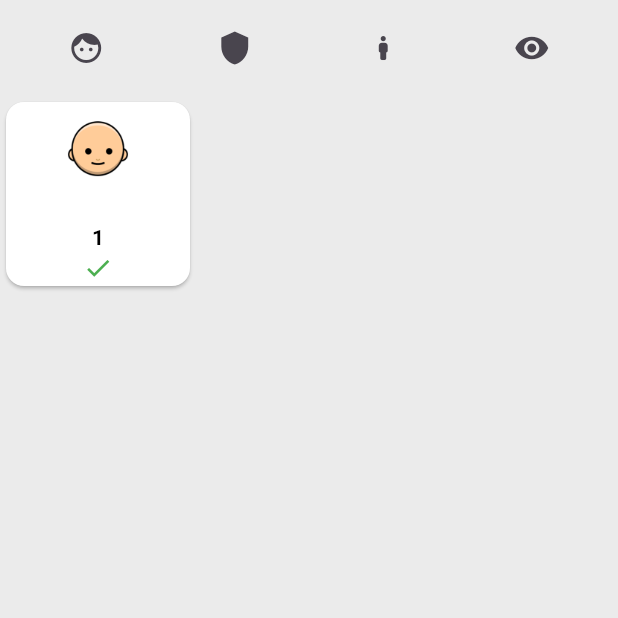
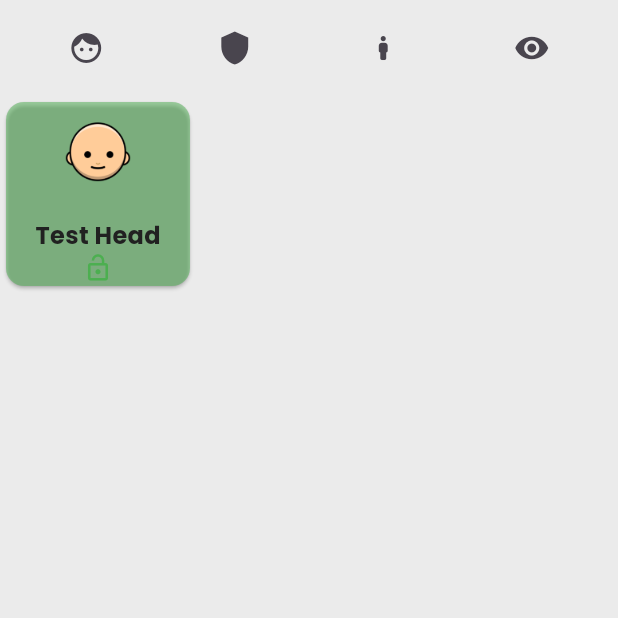
Before and after one commit to Fleqpe/Walkverse, a Flutter app: the ChangeAvatarPage screen opened directly, on a phone screen of 412 x 824 dp, the top half of it. Run offline on Flutter 3.47's test engine with Material 3 defaults, Android fonts, the phone set to English and light mode, and no system bars; our stand-ins replace cloud_firestore, firebase_auth, firebase_core, pedometer, permission_handler, syncfusion_flutter_charts; missing offline and left inert: flutter_background_service; accounts and stored records are empty.

Commit message:
ChangeAvatarPage Equip Logic

```diff
--- a/lib/changeAvatarPage.dart
+++ b/lib/changeAvatarPage.dart
@@ -1,4 +1,5 @@
 import 'package:flutter/material.dart';
+import 'package:walkverse/container.dart';
 import 'package:walkverse/renkler.dart';
 
 class ChangeAvatarPage extends StatefulWidget {
@@ -9,31 +10,29 @@ class ChangeAvatarPage extends StatefulWidget {
 }
 
 class _ChangeAvatarPageState extends State<ChangeAvatarPage> {
-  // Kullanıcının seviyesi
-  int userLevel = 1;
-
-  // Eşya grupları
-  final Map<String, Map<String, int>> categories = {
+  int userLevel = 5;
+  final Map<String, Map<Item, int>> categories = {
     'Outfit': {
-      '1': 2,
+      Item("Cool Outfit", 1): 2,
     },
     'Heads': {
-      '1': 1,
+      Item("Test Head", 1): 1,
     },
     'Hairs': {
-      '1': 2,
+      Item("Hair 1", 1): 2,
+      Item("Test Head 1", 2): 1,
     },
     'Eyeglasses': {
-      '1': 4,
+      Item("Eyeglasses", 1): 4,
     },
   };
 
   // Seçilen kategori ve eşya
   String selectedCategory = 'Heads';
-  String selectedItem = '';
+  String selectedItem = '1';
 
   // Seçilen kategoriye göre öğeleri almak
-  Map<String, int> get selectedCategoryItems {
+  Map<Item, int> get selectedCategoryItems {
     return categories[selectedCategory]!;
   }
 
@@ -45,9 +44,21 @@ class _ChangeAvatarPageState extends State<ChangeAvatarPage> {
   }
 
   // Eşyayı seçme fonksiyonu
-  void changeSelectedItem(String item) {
+  void changeSelectedItem(Item item) {
     setState(() {
-      selectedItem = item;
+      if (selectedCategory == "Eyeglasses") {
+        avatarItem.glassesId = item.id;
+        selectedItem = avatarItem.glassesId.toString();
+      } else if (selectedCategory == "Hairs") {
+        avatarItem.hairId = item.id;
+        selectedItem = avatarItem.hairId.toString();
+      } else if (selectedCategory == "Heads") {
+        avatarItem.headId = item.id;
+        selectedItem = avatarItem.headId.toString();
+      } else if (selectedCategory == "Outfit") {
+        avatarItem.outfitId = item.id;
+        selectedItem = avatarItem.outfitId.toString();
+      }
     });
   }
 
@@ -57,7 +68,6 @@ class _ChangeAvatarPageState extends State<ChangeAvatarPage> {
       backgroundColor: mainColor,
       body: Column(
         children: [
-          // Üst kısımda ikonlar
           Padding(
             padding: const EdgeInsets.all(8.0),
             child: Row(
@@ -82,17 +92,16 @@ class _ChangeAvatarPageState extends State<ChangeAvatarPage> {
               ],
             ),
           ),
-          // Kategoriye göre GridView
           Expanded(
             child: GridView.builder(
               gridDelegate: const SliverGridDelegateWithFixedCrossAxisCount(
-                crossAxisCount: 3, // 3 sütunlu grid
+                crossAxisCount: 3,
                 crossAxisSpacing: 10,
                 mainAxisSpacing: 10,
               ),
               itemCount: selectedCategoryItems.length,
               itemBuilder: (context, index) {
-                String item = selectedCategoryItems.keys.elementAt(index);
+                Item item = selectedCategoryItems.keys.elementAt(index);
                 int requiredLevel = selectedCategoryItems[item]!;
 
                 return GestureDetector(
@@ -100,30 +109,20 @@ class _ChangeAvatarPageState extends State<ChangeAvatarPage> {
                       ? () => changeSelectedItem(item)
                       : null, // Seviye yeterliyse tıklanabilir
                   child: Card(
-                    color: selectedItem == item
+                    color: isEquipped(selectedCategory, item)
                         ? Colors.green.withOpacity(0.5)
                         : Colors.white,
                     child: Column(
                       mainAxisAlignment: MainAxisAlignment.center,
                       children: [
-                        // Örneğin her eşya için resim ekleyebilirsiniz
                         Image.asset(
-                          'Images/Characters/$selectedCategory/${item}.png',
-                          width: 70,
+                          'Images/Characters/$selectedCategory/${item.id}.png',
+                          width: 75,
                         ),
-                        const SizedBox(height: 8),
-                        Text(
-                          item,
-                          style: TextStyle(
-                            fontWeight: FontWeight.bold,
-                            color: userLevel >= requiredLevel
-                                ? Colors.black
-                                : Colors.grey,
-                          ),
-                        ),
+                        createText(item.name, 16),
                         if (userLevel >= requiredLevel)
                           const Icon(
-                            Icons.check,
+                            Icons.lock_open,
                             color: Colors.green,
                             size: 20,
                           ),
@@ -140,6 +139,18 @@ class _ChangeAvatarPageState extends State<ChangeAvatarPage> {
   }
 }
 
+bool isEquipped(String selectedCategory, Item item) {
+  if (selectedCategory == "Eyeglasses") {
+    return avatarItem.glassesId == item.id;
+  } else if (selectedCategory == "Hairs") {
+    return avatarItem.hairId == item.id;
+  } else if (selectedCategory == "Heads") {
+    return avatarItem.headId == item.id;
+  } else {
+    return avatarItem.outfitId == item.id;
+  }
+}
+
 // Kategoriler
 class ItemCategory {
   final String name;
@@ -151,8 +162,7 @@ class ItemCategory {
 // Eşyalar
 class Item {
   final String name;
-  final int level;
   final int id;
 
-  Item(this.name, this.level) : id = DateTime.now().millisecondsSinceEpoch;
+  Item(this.name, this.id);
 }
```
Also changed, not shown: lib/container.dart (+7 -4 lines), lib/landing.dart (+1 -7 lines), lib/profile.dart (+1 -7 lines).
